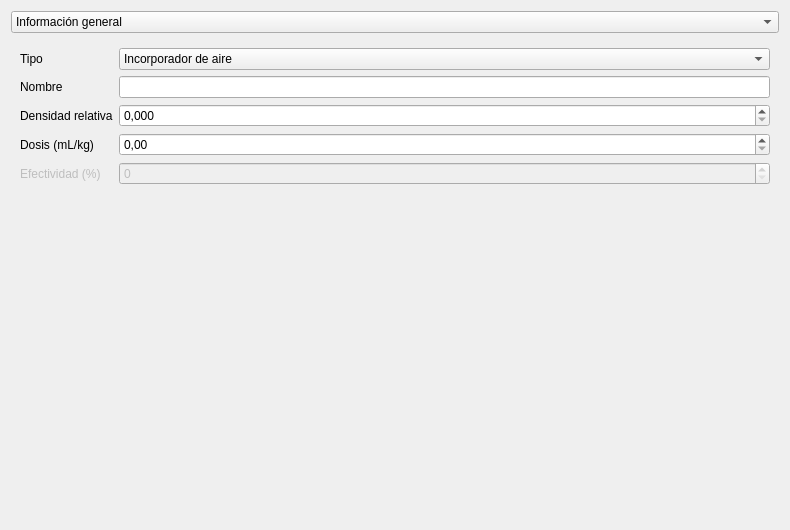
AMK-ULTRA/Concretus, file gui/ui/regular_concrete_widget.ui: the form before one commit.
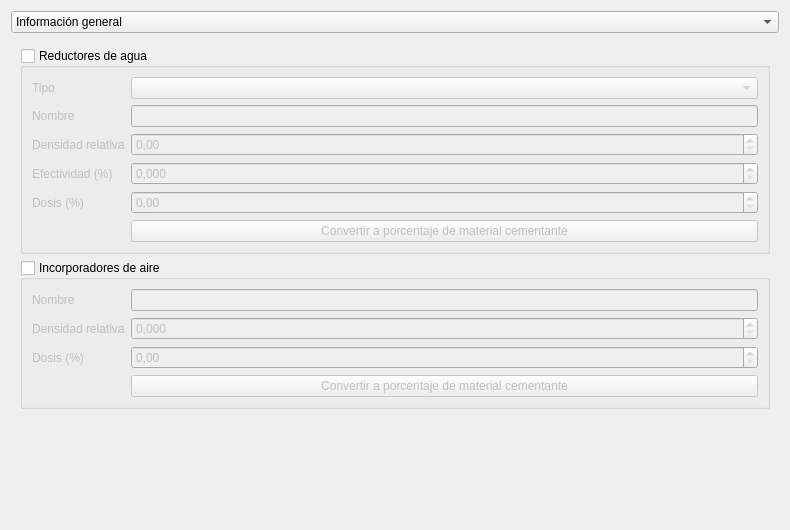
The form after the commit. The open tabs and pages were chosen to show the change.

Commit message: Updated the admixture input field to include support for Air-Entraining Agents (AEA) and Water-Reducing Agents (WRA).

What changed in the file:
```diff
--- a/gui/ui/regular_concrete_widget.ui
+++ b/gui/ui/regular_concrete_widget.ui
@@ -1535,101 +1535,207 @@
       <property name="enabled">
        <bool>true</bool>
       </property>
-      <layout class="QFormLayout" name="formLayout_12">
-       <item row="0" column="0">
-        <widget class="QLabel" name="label_admixture_type">
-         <property name="text">
-          <string>Tipo</string>
+      <layout class="QVBoxLayout" name="verticalLayout_9" stretch="0,0,0">
+       <item>
+        <widget class="QGroupBox" name="groupBox_WRA">
+         <property name="title">
+          <string>Reductores de agua</string>
          </property>
-         <property name="buddy">
-          <cstring>comboBox_admixture_type</cstring>
+         <property name="checkable">
+          <bool>true</bool>
          </property>
-        </widget>
-       </item>
-       <item row="0" column="1">
-        <widget class="QComboBox" name="comboBox_admixture_type">
-         <item>
-          <property name="text">
-           <string>Incorporador de aire</string>
-          </property>
-         </item>
-        </widget>
-       </item>
-       <item row="1" column="0">
-        <widget class="QLabel" name="label_admixture_name">
-         <property name="text">
-          <string>Nombre</string>
+         <property name="checked">
+          <bool>false</bool>
          </property>
-         <property name="buddy">
-          <cstring>lineEdit_admixture_name</cstring>
-         </property>
+         <layout class="QFormLayout" name="formLayout_12">
+          <item row="0" column="0">
+           <widget class="QLabel" name="label_WRA_type">
+            <property name="text">
+             <string>Tipo</string>
+            </property>
+            <property name="buddy">
+             <cstring>comboBox_WRA_type</cstring>
+            </property>
+           </widget>
+          </item>
+          <item row="0" column="1">
+           <widget class="QComboBox" name="comboBox_WRA_type"/>
+          </item>
+          <item row="1" column="0">
+           <widget class="QLabel" name="label_WRA_name">
+            <property name="text">
+             <string>Nombre</string>
+            </property>
+            <property name="buddy">
+             <cstring>lineEdit_WRA_name</cstring>
+            </property>
+           </widget>
+          </item>
+          <item row="1" column="1">
+           <widget class="QLineEdit" name="lineEdit_WRA_name"/>
+          </item>
+          <item row="2" column="0">
+           <widget class="QLabel" name="label_WRA_relative_density">
+            <property name="text">
+             <string>Densidad relativa</string>
+            </property>
+            <property name="buddy">
+             <cstring>doubleSpinBox_WRA_relative_density</cstring>
+            </property>
+           </widget>
+          </item>
+          <item row="2" column="1">
+           <widget class="QDoubleSpinBox" name="doubleSpinBox_WRA_relative_density"/>
+          </item>
+          <item row="3" column="0">
+           <widget class="QLabel" name="label_WRA_effectiveness">
+            <property name="text">
+             <string>Efectividad (%)</string>
+            </property>
+            <property name="buddy">
+             <cstring>doubleSpinBox_WRA_effectiveness</cstring>
+            </property>
+           </widget>
+          </item>
+          <item row="3" column="1">
+           <widget class="QDoubleSpinBox" name="doubleSpinBox_WRA_effectiveness">
+            <property name="decimals">
+             <number>3</number>
+            </property>
+            <property name="maximum">
+             <double>100.000000000000000</double>
+            </property>
+            <property name="singleStep">
+             <double>0.100000000000000</double>
+            </property>
+           </widget>
+          </item>
+          <item row="4" column="0">
+           <widget class="QLabel" name="label_WRA_dosage">
+            <property name="text">
+             <string>Dosis (%)</string>
+            </property>
+            <property name="buddy">
+             <cstring>doubleSpinBox_WRA_dosage</cstring>
+            </property>
+           </widget>
+          </item>
+          <item row="4" column="1">
+           <widget class="QDoubleSpinBox" name="doubleSpinBox_WRA_dosage">
+            <property name="maximum">
+             <double>1000.000000000000000</double>
+            </property>
+            <property name="value">
+             <double>0.000000000000000</double>
+            </property>
+           </widget>
+          </item>
+          <item row="5" column="1">
+           <widget class="QPushButton" name="pushButton_WRA_converter">
+            <property name="text">
+             <string>Convertir a porcentaje de material cementante</string>
+            </property>
+           </widget>
+          </item>
+         </layout>
         </widget>
        </item>
-       <item row="1" column="1">
-        <widget class="QLineEdit" name="lineEdit_admixture_name"/>
-       </item>
-       <item row="2" column="0">
-        <widget class="QLabel" name="label_admixture_relative_density">
-         <property name="text">
-          <string>Densidad relativa</string>
+       <item>
+        <widget class="QGroupBox" name="groupBox_AEA">
+         <property name="sizePolicy">
+          <sizepolicy hsizetype="Minimum" vsizetype="MinimumExpanding">
+           <horstretch>0</horstretch>
+           <verstretch>0</verstretch>
+          </sizepolicy>
          </property>
-         <property name="buddy">
-          <cstring>doubleSpinBox_admixture_relative_density</cstring>
+         <property name="title">
+          <string>Incorporadores de aire</string>
          </property>
-        </widget>
-       </item>
-       <item row="2" column="1">
-        <widget class="QDoubleSpinBox" name="doubleSpinBox_admixture_relative_density">
-         <property name="decimals">
-          <number>3</number>
+         <property name="checkable">
+          <bool>true</bool>
          </property>
-         <property name="maximum">
-          <double>100.000000000000000</double>
-         </property>
-         <property name="singleStep">
-          <double>0.100000000000000</double>
-         </property>
-        </widget>
-       </item>
-       <item row="3" column="0">
-        <widget class="QLabel" name="label_admixture_dosage">
-         <property name="text">
-          <string>Dosis (mL/kg)</string>
-         </property>
-         <property name="buddy">
-          <cstring>doubleSpinBox_admixture_dosage</cstring>
-         </property>
-        </widget>
-       </item>
-       <item row="3" column="1">
-        <widget class="QDoubleSpinBox" name="doubleSpinBox_admixture_dosage">
-         <property name="maximum">
-          <double>1000.000000000000000</double>
-         </property>
-         <property name="value">
-          <double>0.000000000000000</double>
-         </property>
-        </widget>
-       </item>
-       <item row="4" column="0">
-        <widget class="QLabel" name="label_admixture_effectiveness">
-         <property name="enabled">
+         <property name="checked">
           <bool>false</bool>
          </property>
-         <property name="text">
-          <string>Efectividad (%)</string>
-         </property>
-         <property name="buddy">
-          <cstring>spinBox_admixture_effectiveness</cstring>
-         </property>
+         <layout class="QFormLayout" name="formLayout_15">
+          <item row="0" column="0">
+           <widget class="QLabel" name="label_AEA_name">
+            <property name="text">
+             <string>Nombre</string>
+            </property>
+            <property name="buddy">
+             <cstring>lineEdit_AEA_name</cstring>
+            </property>
+           </widget>
+          </item>
+          <item row="0" column="1">
+           <widget class="QLineEdit" name="lineEdit_AEA_name"/>
+          </item>
+          <item row="1" column="0">
+           <widget class="QLabel" name="label_AEA_relative_density">
+            <property name="text">
+             <string>Densidad relativa</string>
+            </property>
+            <property name="buddy">
+             <cstring>doubleSpinBox_AEA_relative_density</cstring>
+            </property>
+           </widget>
+          </item>
+          <item row="1" column="1">
+           <widget class="QDoubleSpinBox" name="doubleSpinBox_AEA_relative_density">
+            <property name="decimals">
+             <number>3</number>
+            </property>
+            <property name="maximum">
+             <double>100.000000000000000</double>
+            </property>
+            <property name="singleStep">
+             <double>0.100000000000000</double>
+            </property>
+           </widget>
+          </item>
+          <item row="2" column="0">
+           <widget class="QLabel" name="label_AEA_dosage">
+            <property name="text">
+             <string>Dosis (%)</string>
+            </property>
+            <property name="buddy">
+             <cstring>doubleSpinBox_AEA_dosage</cstring>
+            </property>
+           </widget>
+          </item>
+          <item row="2" column="1">
+           <widget class="QDoubleSpinBox" name="doubleSpinBox_AEA_dosage">
+            <property name="maximum">
+             <double>1000.000000000000000</double>
+            </property>
+            <property name="value">
+             <double>0.000000000000000</double>
+            </property>
+           </widget>
+          </item>
+          <item row="3" column="1">
+           <widget class="QPushButton" name="pushButton_AEA_converter">
+            <property name="text">
+             <string>Convertir a porcentaje de material cementante</string>
+            </property>
+           </widget>
+          </item>
+         </layout>
         </widget>
        </item>
-       <item row="4" column="1">
-        <widget class="QSpinBox" name="spinBox_admixture_effectiveness">
-         <property name="enabled">
-          <bool>false</bool>
+       <item>
+        <spacer name="verticalSpacer_3">
+         <property name="orientation">
+          <enum>Qt::Orientation::Vertical</enum>
          </property>
-        </widget>
+         <property name="sizeHint" stdset="0">
+          <size>
+           <width>20</width>
+           <height>40</height>
+          </size>
+         </property>
+        </spacer>
        </item>
       </layout>
      </widget>
```
Left out of the diff: 143 changed lines with no effect on the pictures. The commit also changes 3 other files.
